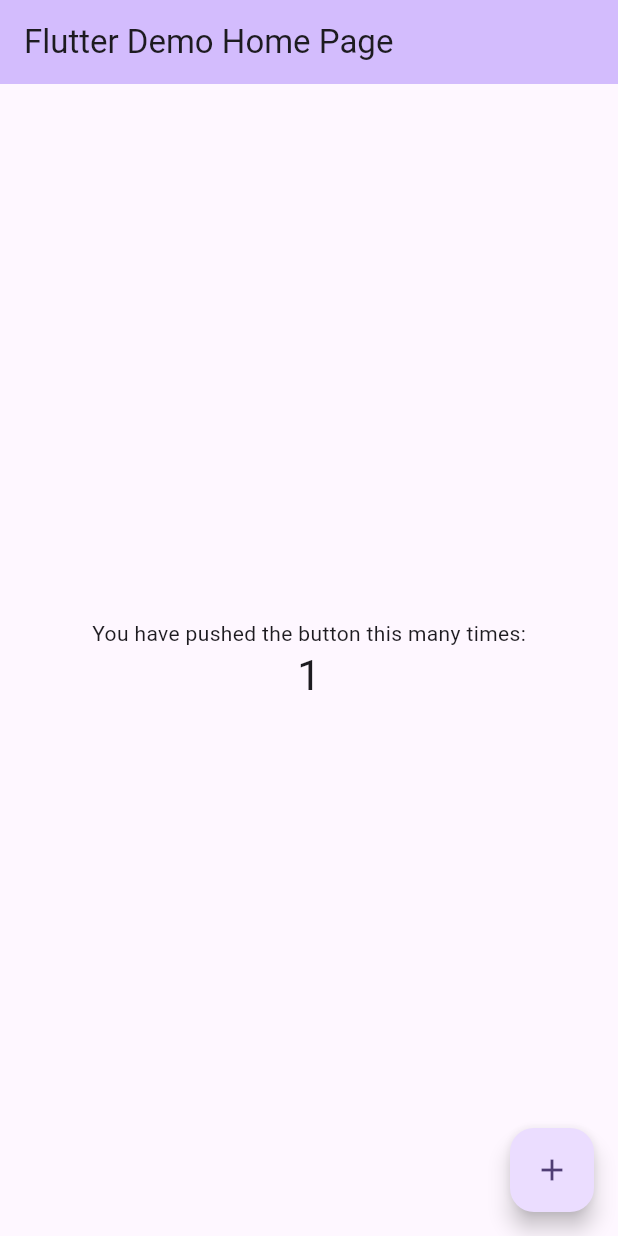
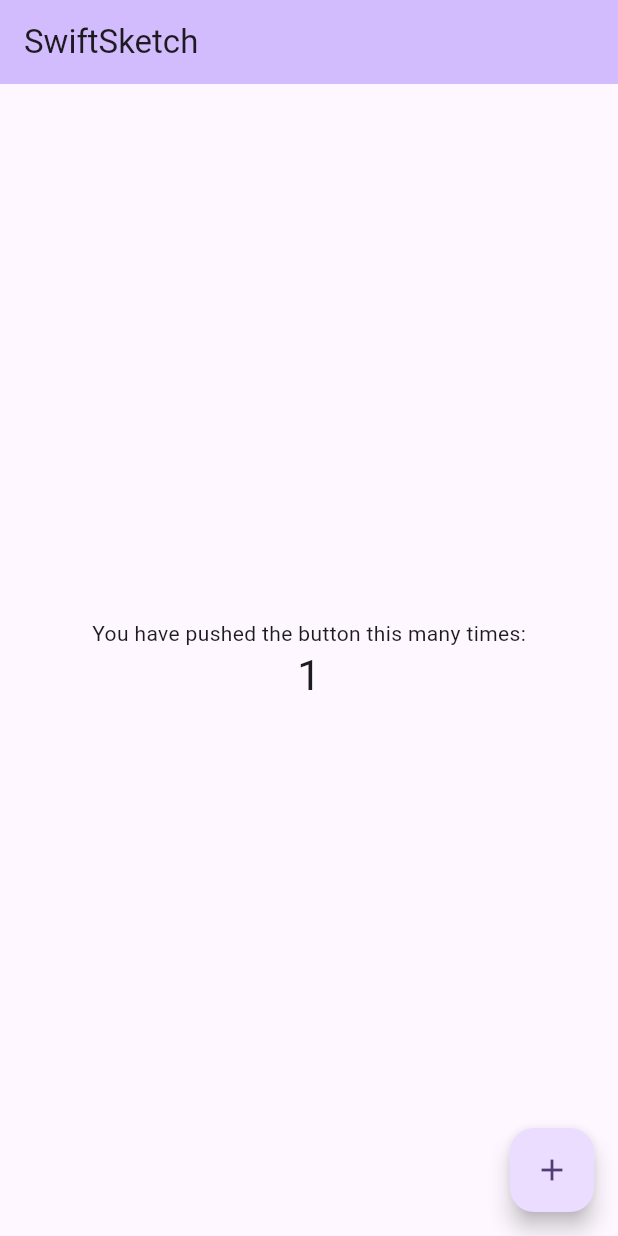
Before and after one commit to Artix67/SwiftSketch, a Flutter app: the screen it shows after launch, after a tap on the "add" icon, on a phone screen of 412 x 824 dp. Run offline on Flutter 3.47's test engine with Material 3 defaults, Android fonts, the phone set to English and light mode, and no system bars; our stand-ins replace firebase_core; accounts and stored records are empty.

```diff
--- a/lib/main.dart
+++ b/lib/main.dart
@@ -1,14 +1,10 @@
 import 'package:flutter/material.dart';
 import 'package:flutter/services.dart';
 import 'package:firebase_core/firebase_core.dart';
-import 'firebase_options.dart';
 
-Future<void> main() async {
+void main() async {
   WidgetsFlutterBinding.ensureInitialized();
-  await Firebase.initializeApp(
-    options: DefaultFirebaseOptions.currentPlatform,
-  );
-  runApp(const MyApp());
+  await Firebase.initializeApp();
   runApp(const MyApp());
 }
 
@@ -19,7 +15,7 @@ class MyApp extends StatelessWidget {
   @override
   Widget build(BuildContext context) {
     return MaterialApp(
-      title: 'Flutter Demo',
+      title: 'SwiftSketch',
       theme: ThemeData(
         // This is the theme of your application.
         //
@@ -39,7 +35,7 @@ class MyApp extends StatelessWidget {
         colorScheme: ColorScheme.fromSeed(seedColor: Colors.deepPurple),
         useMaterial3: true,
       ),
-      home: const MyHomePage(title: 'Flutter Demo Home Page'),
+      home: const MyHomePage(title: 'SwiftSketch'),
     );
   }
 }
--- a/pubspec.yaml
+++ b/pubspec.yaml
@@ -37,6 +37,8 @@ dependencies:
   cupertino_icons: ^1.0.8
 
   firebase_core: any
+  cloud_firestore: ^5.4.4
+  firebase_analytics: ^11.3.3
 dev_dependencies:
   flutter_test:
     sdk: flutter
```
Also changed, not shown: pubspec.lock, 4 other files.
